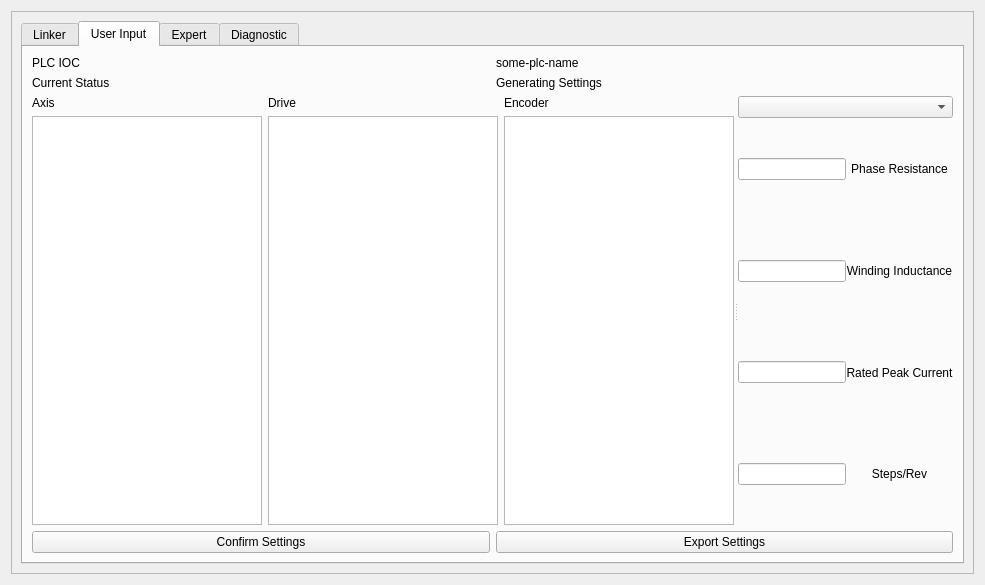
ctslac/lcls-user-motor-gui, file user-motor-gui.ui: the form before one commit.
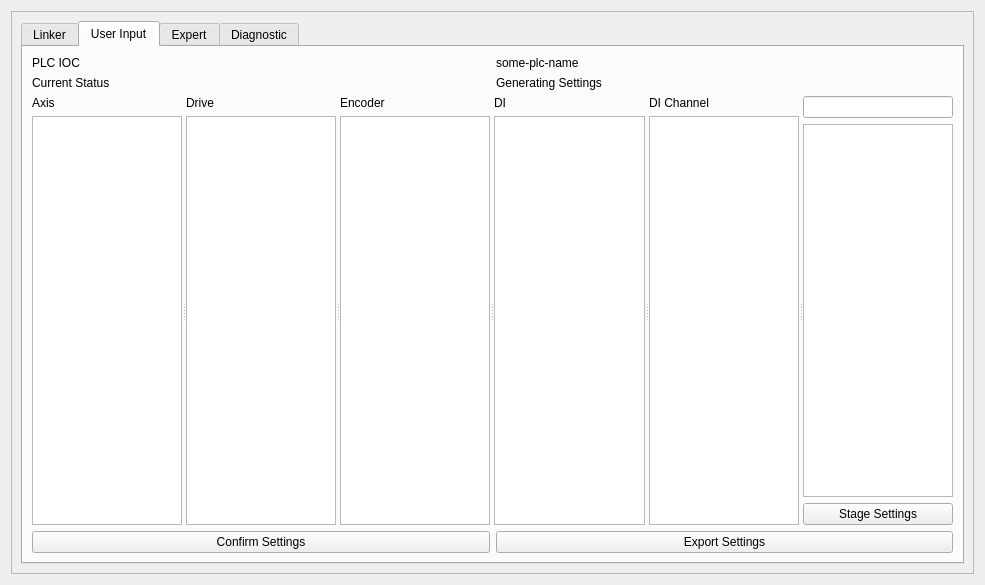
The form after the commit. The open tabs and pages were chosen to show the change. Custom widgets are drawn as their Qt base class.

Commit message: got the stage settings form to work

What changed in the file:
```diff
--- a/user-motor-gui.ui
+++ b/user-motor-gui.ui
@@ -13,7 +13,7 @@
   <property name="windowTitle">
    <string>Form</string>
   </property>
-  <layout class="QHBoxLayout" name="horizontalLayout_16">
+  <layout class="QVBoxLayout" name="verticalLayout_4">
    <item>
     <widget class="QScrollArea" name="scrollArea">
      <property name="widgetResizable">
@@ -28,11 +28,11 @@
         <height>565</height>
        </rect>
       </property>
-      <layout class="QVBoxLayout" name="verticalLayout_8">
+      <layout class="QHBoxLayout" name="horizontalLayout_11">
        <item>
         <widget class="QTabWidget" name="tabWidget">
          <property name="currentIndex">
-          <number>0</number>
+          <number>1</number>
          </property>
          <widget class="QWidget" name="map_view">
           <property name="sizePolicy">
@@ -153,9 +153,15 @@
                     <attribute name="title">
                      <string>Digital Inputs</string>
                     </attribute>
-                    <layout class="QVBoxLayout" name="verticalLayout_4">
+                    <layout class="QHBoxLayout" name="horizontalLayout_16">
                      <item>
+                      <widget class="QSplitter" name="splitter_5">
+                       <property name="orientation">
+                        <enum>Qt::Horizontal</enum>
+                       </property>
                       <widget class="QListWidget" name="digital_inputs_list_view"/>
+                       <widget class="QListWidget" name="digital_input_comp"/>
+                      </widget>
                      </item>
                     </layout>
                    </widget>
@@ -163,7 +169,7 @@
                     <attribute name="title">
                      <string>Drives</string>
                     </attribute>
-                    <layout class="QVBoxLayout" name="verticalLayout_5">
+                    <layout class="QHBoxLayout" name="horizontalLayout_10">
                      <item>
                       <widget class="QListWidget" name="drives_list_view"/>
                      </item>
@@ -193,15 +199,21 @@
           <attribute name="title">
            <string>User Input</string>
           </attribute>
-          <layout class="QVBoxLayout" name="verticalLayout_14">
+          <layout class="QVBoxLayout" name="verticalLayout_8">
            <item>
-            <layout class="QVBoxLayout" name="verticalLayout_9">
+            <layout class="QVBoxLayout" name="verticalLayout_5">
              <item>
               <layout class="QVBoxLayout" name="verticalLayout_10">
                <item>
                 <layout class="QHBoxLayout" name="horizontalLayout_3">
                  <item>
                   <widget class="QLabel" name="label_3">
+                   <property name="sizePolicy">
+                    <sizepolicy hsizetype="Minimum" vsizetype="Fixed">
+                     <horstretch>0</horstretch>
+                     <verstretch>0</verstretch>
+                    </sizepolicy>
+                   </property>
                    <property name="text">
                     <string>PLC IOC</string>
                    </property>
@@ -209,6 +221,12 @@
                  </item>
                  <item>
                   <widget class="QLabel" name="label_7">
+                   <property name="sizePolicy">
+                    <sizepolicy hsizetype="Minimum" vsizetype="Fixed">
+                     <horstretch>0</horstretch>
+                     <verstretch>0</verstretch>
+                    </sizepolicy>
+                   </property>
                    <property name="text">
                     <string>some-plc-name</string>
                    </property>
@@ -220,6 +238,12 @@
                 <layout class="QHBoxLayout" name="horizontalLayout_4">
                  <item>
                   <widget class="QLabel" name="label_4">
+                   <property name="sizePolicy">
+                    <sizepolicy hsizetype="Minimum" vsizetype="Fixed">
+                     <horstretch>0</horstretch>
+                     <verstretch>0</verstretch>
+                    </sizepolicy>
+                   </property>
                    <property name="text">
                     <string>Current Status</string>
                    </property>
@@ -227,6 +251,12 @@
                  </item>
                  <item>
                   <widget class="PyDMLabel" name="PyDMLabel_2">
+                   <property name="sizePolicy">
+                    <sizepolicy hsizetype="Minimum" vsizetype="Fixed">
+                     <horstretch>0</horstretch>
+                     <verstretch>0</verstretch>
+                    </sizepolicy>
+                   </property>
                    <property name="toolTip">
                     <string/>
                    </property>
@@ -241,18 +271,10 @@
              </item>
              <item>
               <widget class="QSplitter" name="splitter_2">
-               <property name="sizePolicy">
-                <sizepolicy hsizetype="Expanding" vsizetype="Expanding">
-                 <horstretch>0</horstretch>
-                 <verstretch>0</verstretch>
-                </sizepolicy>
-               </property>
                <property name="orientation">
                 <enum>Qt::Horizontal</enum>
                </property>
-               <widget class="QWidget" name="gridLayoutWidget_3">
-                <layout class="QHBoxLayout" name="horizontalLayout_6">
-                 <item>
+               <widget class="QWidget" name="">
                   <layout class="QVBoxLayout" name="verticalLayout_15">
                    <item>
                     <widget class="QLabel" name="label_6">
@@ -262,11 +284,11 @@
                     </widget>
                    </item>
                    <item>
-                    <widget class="QListWidget" name="listWidget"/>
-                   </item>
-                  </layout>
-                 </item>
-                 <item>
+                  <widget class="QListWidget" name="display_axis"/>
+                 </item>
+                </layout>
+               </widget>
+               <widget class="QWidget" name="">
                   <layout class="QVBoxLayout" name="verticalLayout_17">
                    <item>
                     <widget class="QLabel" name="label_9">
@@ -276,11 +298,11 @@
                     </widget>
                    </item>
                    <item>
-                    <widget class="QListWidget" name="listWidget_7"/>
-                   </item>
-                  </layout>
-                 </item>
-                 <item>
+                  <widget class="QListWidget" name="display_drives"/>
+                 </item>
+                </layout>
+               </widget>
+               <widget class="QWidget" name="">
                   <layout class="QVBoxLayout" name="verticalLayout_16">
                    <item>
                     <widget class="QLabel" name="label_8">
@@ -290,151 +312,59 @@
                     </widget>
                    </item>
                    <item>
-                    <widget class="QListWidget" name="listWidget_2"/>
-                   </item>
-                  </layout>
-                 </item>
-                </layout>
+                  <widget class="QListWidget" name="display_encoders"/>
+                 </item>
+                </layout>
                </widget>
-               <widget class="QWidget" name="gridLayoutWidget_4">
-                <layout class="QHBoxLayout" name="horizontalLayout_5">
-                 <property name="spacing">
-                  <number>0</number>
-                 </property>
+               <widget class="QWidget" name="layoutWidget_2">
+                <layout class="QVBoxLayout" name="verticalLayout_26">
                  <item>
-                  <layout class="QVBoxLayout" name="verticalLayout_18">
-                   <item>
-                    <widget class="QComboBox" name="comboBox_2">
-                     <property name="currentText">
-                      <string/>
-                     </property>
-                     <property name="placeholderText">
-                      <string>Stages</string>
-                     </property>
-                    </widget>
-                   </item>
-                   <item>
-                    <layout class="QVBoxLayout" name="verticalLayout_11">
-                     <item>
-                      <layout class="QHBoxLayout" name="horizontalLayout_9">
-                       <item>
-                        <widget class="PyDMLineEdit" name="PyDMLineEdit_3">
-                         <property name="sizePolicy">
-                          <sizepolicy hsizetype="Fixed" vsizetype="Fixed">
-                           <horstretch>0</horstretch>
-                           <verstretch>0</verstretch>
-                          </sizepolicy>
-                         </property>
-                         <property name="toolTip">
-                          <string/>
-                         </property>
-                        </widget>
-                       </item>
-                       <item>
-                        <widget class="QLabel" name="label_12">
-                         <property name="layoutDirection">
-                          <enum>Qt::RightToLeft</enum>
-                         </property>
+                  <widget class="QLabel" name="DI">
                          <property name="text">
-                          <string>Phase Resistance</string>
-                         </property>
-                         <property name="alignment">
-                          <set>Qt::AlignCenter</set>
-                         </property>
-                        </widget>
-                       </item>
-                      </layout>
-                     </item>
+                    <string>DI</string>
+                   </property>
+                  </widget>
+                 </item>
                      <item>
-                      <layout class="QHBoxLayout" name="horizontalLayout_8">
-                       <item>
-                        <widget class="PyDMLineEdit" name="PyDMLineEdit_2">
-                         <property name="sizePolicy">
-                          <sizepolicy hsizetype="Fixed" vsizetype="Fixed">
-                           <horstretch>0</horstretch>
-                           <verstretch>0</verstretch>
-                          </sizepolicy>
-                         </property>
-                         <property name="toolTip">
-                          <string/>
-                         </property>
-                        </widget>
-                       </item>
-                       <item>
-                        <widget class="QLabel" name="label_11">
-                         <property name="text">
-                          <string>Winding Inductance</string>
-                         </property>
-                         <property name="alignment">
-                          <set>Qt::AlignCenter</set>
-                         </property>
-                        </widget>
-                       </item>
-                      </layout>
-                     </item>
-                     <item>
-                      <layout class="QHBoxLayout" name="horizontalLayout_12">
-                       <item>
-                        <widget class="PyDMLineEdit" name="PyDMLineEdit_4">
-                         <property name="sizePolicy">
-                          <sizepolicy hsizetype="Fixed" vsizetype="Fixed">
-                           <horstretch>0</horstretch>
-                           <verstretch>0</verstretch>
-                          </sizepolicy>
-                         </property>
-                         <property name="toolTip">
-                          <string/>
-                         </property>
-                        </widget>
-                       </item>
-                       <item>
-                        <widget class="QLabel" name="label_13">
-                         <property name="text">
-                          <string>Rated Peak Current</string>
-                         </property>
-                         <property name="alignment">
-                          <set>Qt::AlignCenter</set>
-                         </property>
-                        </widget>
-                       </item>
-                      </layout>
-                     </item>
-                     <item>
-                      <layout class="QHBoxLayout" name="horizontalLayout_7">
-                       <item>
-                        <widget class="PyDMLineEdit" name="PyDMLineEdit">
-                         <property name="sizePolicy">
-                          <sizepolicy hsizetype="Fixed" vsizetype="Fixed">
-                           <horstretch>0</horstretch>
-                           <verstretch>0</verstretch>
-                          </sizepolicy>
-                         </property>
-                         <property name="toolTip">
-                          <string/>
-                         </property>
-                        </widget>
-                       </item>
+                  <widget class="QListWidget" name="display_axis_2"/>
+                 </item>
+                </layout>
+               </widget>
+               <widget class="QWidget" name="layoutWidget_3">
+                <layout class="QVBoxLayout" name="verticalLayout_30">
                        <item>
                         <widget class="QLabel" name="label_10">
                          <property name="text">
-                          <string>Steps/Rev</string>
-                         </property>
-                         <property name="alignment">
-                          <set>Qt::AlignCenter</set>
-                         </property>
-                        </widget>
-                       </item>
-                      </layout>
-                     </item>
-                    </layout>
-                   </item>
-                  </layout>
+                    <string>DI Channel</string>
+                   </property>
+                  </widget>
+                 </item>
+                 <item>
+                  <widget class="QListWidget" name="display_axis_3"/>
+                 </item>
+                </layout>
+               </widget>
+               <widget class="QWidget" name="layoutWidget">
+                <layout class="QVBoxLayout" name="verticalLayout_18">
+                 <item>
+                  <widget class="QLineEdit" name="stage_search"/>
+                 </item>
+                 <item>
+                  <widget class="QListWidget" name="stage_list"/>
                  </item>
-                </layout>
-               </widget>
-              </widget>
-             </item>
-            </layout>
+                 <item>
+                  <layout class="QVBoxLayout" name="verticalLayout_11"/>
+                 </item>
+                 <item>
+                  <widget class="QPushButton" name="stage_settings">
+                   <property name="text">
+                    <string>Stage Settings</string>
+                   </property>
+                  </widget>
+                 </item>
+                </layout>
+               </widget>
+              </widget>
            </item>
            <item>
             <layout class="QHBoxLayout" name="horizontalLayout_13">
@@ -450,6 +380,12 @@
              </item>
              <item>
               <widget class="PyDMPushButton" name="PyDMPushButton">
+                 <property name="sizePolicy">
+                  <sizepolicy hsizetype="Minimum" vsizetype="Fixed">
+                   <horstretch>0</horstretch>
+                   <verstretch>0</verstretch>
+                  </sizepolicy>
+                 </property>
                <property name="toolTip">
                 <string/>
                </property>
@@ -461,6 +397,8 @@
             </layout>
            </item>
           </layout>
+           </item>
+          </layout>
          </widget>
          <widget class="QWidget" name="tab_3">
           <attribute name="title">
@@ -562,7 +500,7 @@
                  <item row="0" column="0">
                   <widget class="QTabWidget" name="tabWidget_3">
                    <property name="currentIndex">
-                    <number>1</number>
+                    <number>0</number>
                    </property>
                    <widget class="QWidget" name="tab_10">
                     <attribute name="title">
@@ -752,11 +690,6 @@
    <extends>QLabel</extends>
    <header>pydm.widgets.label</header>
   </customwidget>
-  <customwidget>
-   <class>PyDMLineEdit</class>
-   <extends>QLineEdit</extends>
-   <header>pydm.widgets.line_edit</header>
-  </customwidget>
   <customwidget>
    <class>PyDMPushButton</class>
    <extends>QPushButton</extends>
```
Lines whose indentation alone changed are shown as unchanged. The commit also changes 4 other files.
